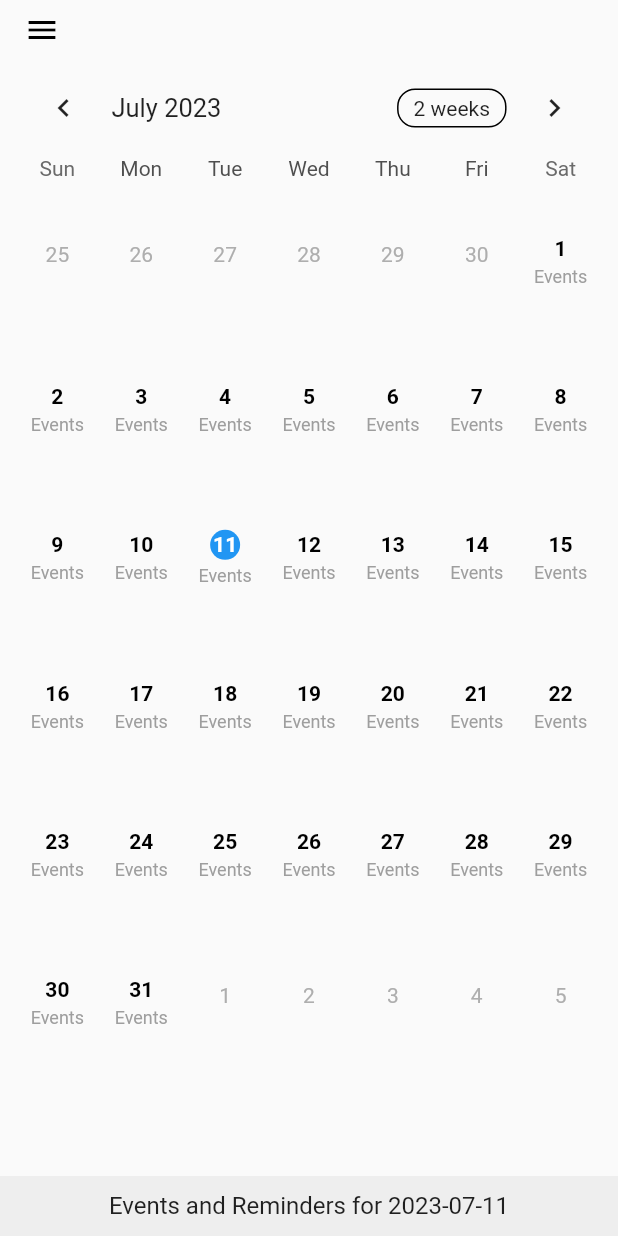
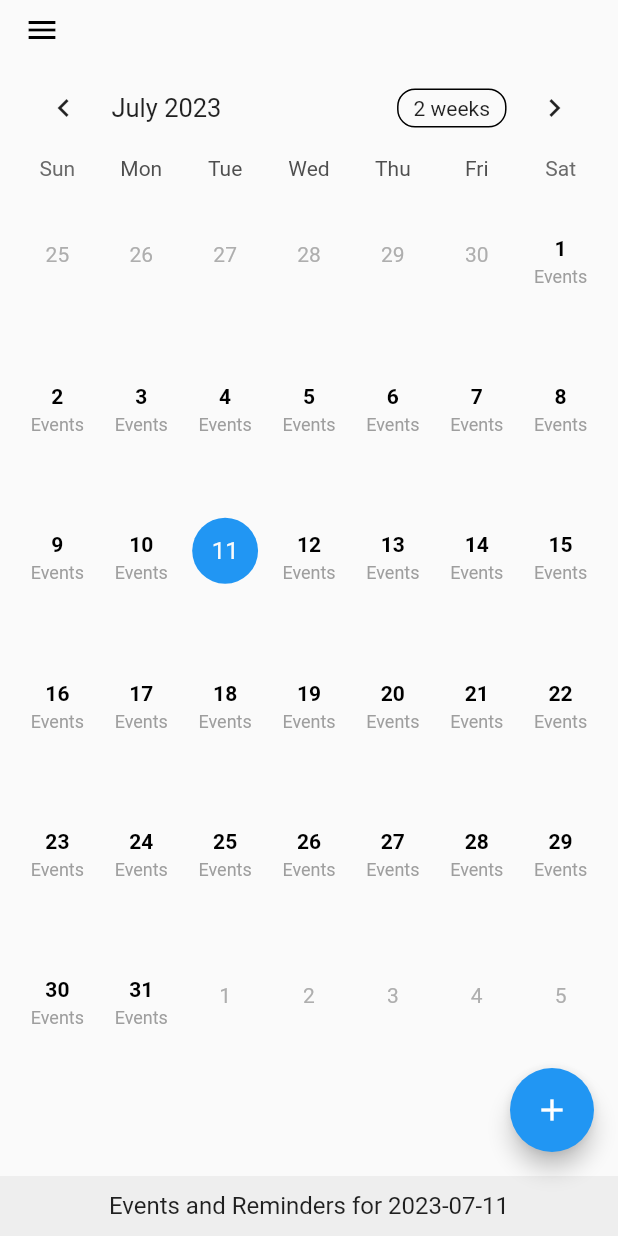
Before and after one commit to SLE-Sriracha/SLE_APP, a Flutter app: the screen it shows after launch, on a phone screen of 412 x 824 dp. Run offline on Flutter 3.47's test engine with Material 2 defaults, Android fonts, the phone set to English and light mode, and no system bars; drawn by our look-alikes of table_calendar.

Commit message:
event add page (not completed)

```diff
--- a/lib/components/calendarComponent.dart
+++ b/lib/components/calendarComponent.dart
@@ -1,6 +1,7 @@
 import 'package:flutter/material.dart';
 import 'package:table_calendar/table_calendar.dart';
 import 'package:intl/intl.dart';
+import '../pages/eventPage.dart';
 
 class calendarComponent extends StatefulWidget {
   @override
@@ -13,10 +14,49 @@ class _calendarComponentState extends State<calendarComponent> {
   DateTime _focusedDay = DateTime.now();
   var formatter = DateFormat('yyyy-MM-dd');
 
+  bool _isAddingEvent = false; // Track if event adding window is open
+  List<String> _events = []; // List to store events
+  TextEditingController _eventController = TextEditingController(); // Controller for event text
+
+  @override
+  void dispose() {
+    _eventController.dispose();
+    super.dispose();
+  }
+
+  void _openAddEventWindow(BuildContext context) {
+    showDialog(
+      context: context,
+      builder: (context) {
+        return EventAdderPage(
+          onEventAdded: (eventDetails) {
+            // Handle event details as desired (e.g., save to database)
+            print('Event added: $eventDetails');
+
+            setState(() {
+              _isAddingEvent = false;
+              _events.add(eventDetails); // Add event to the list
+              _eventController.clear();
+            });
+
+            Navigator.of(context, rootNavigator: true).pop(); // Close the dialog
+          },
+        );
+      },
+    );
+  }
+
+  void _deleteEvent(String event) {
+    setState(() {
+      _events.remove(event); // Remove event from the list
+    });
+  }
+
   @override
   Widget build(BuildContext context) {
     return Scaffold(
-      body: Center(
+      body: SingleChildScrollView( // Wrap body with SingleChildScrollView
+        child: Center(
           child: SizedBox(
             width: MediaQuery.of(context).size.width * 0.95,
             child: Column(
@@ -44,10 +84,24 @@ class _calendarComponentState extends State<calendarComponent> {
                     return isSameDay(_selectedDay, day);
                   },
                   onDaySelected: (selectedDay, focusedDay) {
+                    if (_isAddingEvent) {
+                      // If event adding window is open, ignore day selection
+                      return;
+                    }
+
+                    if (isSameDay(_selectedDay, selectedDay)) {
+                      // If the same day is selected twice, open the event adding window
+                      setState(() {
+                        _isAddingEvent = true;
+                      });
+                      _openAddEventWindow(context);
+                    } else {
+                      // Otherwise, update the selected day
                       setState(() {
                         _selectedDay = selectedDay;
                         _focusedDay = focusedDay;
                       });
+                    }
                   },
                   calendarStyle: CalendarStyle(
                     defaultDecoration: BoxDecoration(
@@ -60,7 +114,7 @@ class _calendarComponentState extends State<calendarComponent> {
                     ),
                     todayDecoration: BoxDecoration(
                       shape: BoxShape.circle,
-                    color: Colors.grey[300],
+                      color: Colors.grey,
                     ),
                   ),
                   calendarBuilders: CalendarBuilders(
@@ -93,92 +147,22 @@ class _calendarComponentState extends State<calendarComponent> {
                               ),
                             ),
                           ),
-                        const Spacer(
-                          flex: 1,
+                          Column(
+                            children: _events
+                                .where((event) => isSameDay(date, _selectedDay))
+                                .map((event) {
+                              return Column(
+                                children: [
+                                  Text(event),
+                                  ElevatedButton(
+                                    onPressed: () {
+                                      _deleteEvent(event);
+                                    },
+                                    child: Text('Delete'),
                                   ),
                                 ],
                               );
-                  },
-                  selectedBuilder: (context, date, focusedDay) {
-                    return Column(
-                      mainAxisAlignment: MainAxisAlignment.start,
-                      children: [
-                        const Spacer(
-                          flex: 1,
-                        ),
-                        const SizedBox(
-                          height: 10,
-                        ),
-                        Container(
-                          height: 20,
-                          width: 20,
-                          decoration: const BoxDecoration(
-                            color: Colors.blue,
-                            shape: BoxShape.circle,
-                          ),
-                          child: Center(
-                            child: Text(
-                              '${date.day}',
-                              style: TextStyle(
-                                color: isSameDay(_selectedDay, date)
-                                    ? Colors.white
-                                    : Colors.black,
-                                fontWeight: FontWeight.bold,
-                              ),
-                            ),
-                          ),
-                        ),
-                        const SizedBox(height: 4),
-                        Center(
-                          child: Text(
-                            'Events',
-                            style: TextStyle(
-                              color: Colors.grey[500],
-                              fontSize: 12,
-                            ),
-                          ),
-                        ),
-                        const Spacer(
-                          flex: 1,
-                        ),
-                      ],
-                    );
-                  },
-                  todayBuilder: (context, date, focusedDay) {
-                    return Column(
-                      mainAxisAlignment: MainAxisAlignment.center,
-                      children: [
-                        const Spacer(
-                          flex: 1,
-                        ),
-                        const SizedBox(
-                          height: 10,
-                        ),
-                        Container(
-                          height: 22,
-                          width: 25,
-                          color: Colors.black,
-                          child: Center(
-                            child: Text(
-                              '${date.day}',
-                              style: TextStyle(
-                                color: isSameDay(_selectedDay, date)
-                                    ? Colors.white
-                                    : Colors.white,
-                                fontWeight: FontWeight.bold,
-                              ),
-                            ),
-                          ),
-                        ),
-                        const SizedBox(height: 4),
-                        Center(
-                          child: Text(
-                            'Events',
-                            style: TextStyle(
-                              color: Colors.grey[500],
-                              fontSize: 12,
-                            ),
-                          ),
+                            }).toList(),
                           ),
                           const Spacer(
                             flex: 1,
@@ -191,6 +175,18 @@ class _calendarComponentState extends State<calendarComponent> {
               ],
             ),
           ),
+        ),
+      ),
+      floatingActionButton: _isAddingEvent
+          ? null
+          : FloatingActionButton(
+              onPressed: () {
+                setState(() {
+                  _isAddingEvent = true;
+                });
+                _openAddEventWindow(context);
+              },
+              child: Icon(Icons.add),
             ),
       bottomNavigationBar: Container(
         height: 40,
```
Lines whose indentation alone changed are shown as unchanged.
